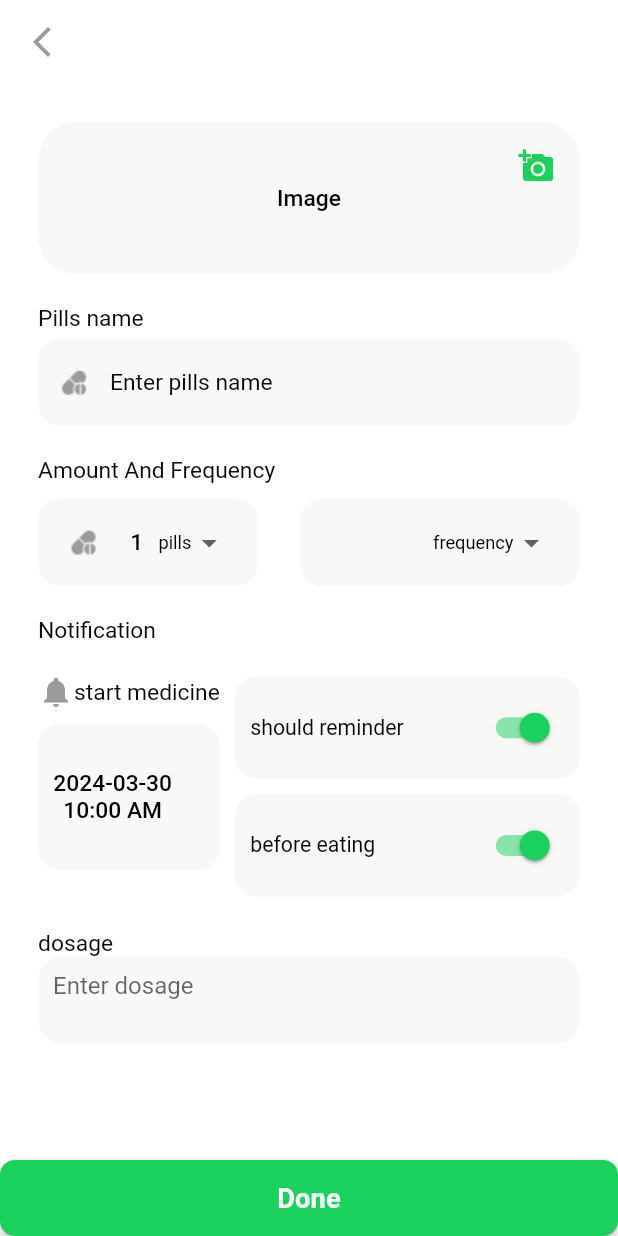
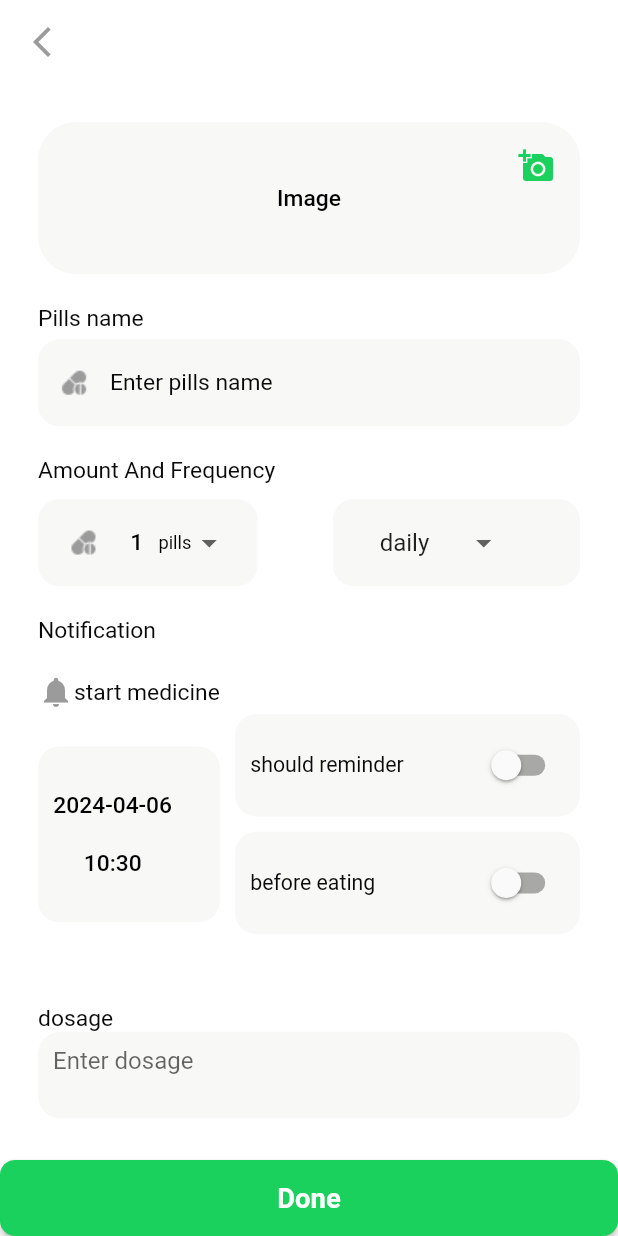
Before and after one commit to gen2-eslam/pill_reminder, a Flutter app: the AddMedecineScreen screen opened by its route, after a tap on "Done", on a phone screen of 412 x 824 dp. Run offline on Flutter 3.47's test engine with Material 3 defaults, Android fonts, the phone set to English and light mode, and no system bars; our stand-ins replace bloc, dartz, dio, flutter_bloc, flutter_screenutil, get_it and 4 more; missing offline and left inert: omni_datetime_picker; accounts and stored records are empty.

Commit message:
add logs

```diff
--- a/lib/controller/edit_medicien/medicien_cubit.dart
+++ b/lib/controller/edit_medicien/medicien_cubit.dart
@@ -1,10 +1,11 @@
 import 'dart:io';
 
+import 'package:flutter/material.dart';
 import 'package:flutter_bloc/flutter_bloc.dart';
 import 'package:image_picker/image_picker.dart';
+import 'package:intl/intl.dart';
 import 'package:pill_reminder/model/medicines/medicines_model.dart';
 import 'package:pill_reminder/model/medicines/repo/medicines_repo.dart';
-import 'package:pill_reminder/module/add_mdecine/add_medecine_screen.dart';
 
 part 'medicien_state.dart';
 
@@ -14,6 +15,12 @@ class EditMedicienCubit extends Cubit<EditMedicienState> {
   static EditMedicienCubit get(context) => BlocProvider.of(context);
 
   final ImagePicker picker = ImagePicker();
+  TextEditingController pillNameController = TextEditingController();
+  //dosage
+  TextEditingController dosageNameController = TextEditingController();
+
+  DateTime? date = DateTime.now();
+  Medicines medicines = Medicines(type: "fares");
 
   File? image;
   Future<void> getImage() async {
@@ -28,7 +35,13 @@ class EditMedicienCubit extends Cubit<EditMedicienState> {
     }
   }
 
-  Future<void> addMedecin({required Medicines medicines}) async {
+  void addController() {
+    medicines.name = pillNameController.text;
+    medicines.dosage = dosageNameController.text;
+    medicines.startTime = DateFormat('yyyy-MM-dd HH:mm').format(date!);
+  }
+
+  Future<void> addMedecin() async {
     emit(MedicienLoading());
     final response =
         await medicinesRepo.addMedicines(medicines: medicines, image: image!);
@@ -38,4 +51,11 @@ class EditMedicienCubit extends Cubit<EditMedicienState> {
       emit(MedicienAddSuccess(sucess.message));
     });
   }
+
+  @override
+  Future<void> close() {
+    pillNameController.dispose();
+    dosageNameController.dispose();
+    return super.close();
+  }
 }
--- a/lib/controller/medicines/medicines_state.dart
+++ b/lib/controller/medicines/medicines_state.dart
@@ -5,12 +5,12 @@ abstract class MedicinesState {}
 final class MedicinesInitial extends MedicinesState {}
 
 class MedicinesLoading extends MedicinesState {}
+
 class MedicinesError extends MedicinesState {
   final String errorMessage; // error message
 
   MedicinesError(this.errorMessage);
 }
-
 
 class MedicinesEditSuccess extends MedicinesState {
   String message;
@@ -36,3 +36,17 @@ class MedicinesTakeError extends MedicinesState {
 
   MedicinesTakeError(this.errorMessage);
 }
+
+//MedicinesGetLogsError
+
+class MedicinesGetLogsSuccess extends MedicinesState {
+  List<LogsData> data;
+
+  MedicinesGetLogsSuccess(this.data);
+}
+
+class MedicinesGetLogsError extends MedicinesState {
+  final String errorMessage;
+
+  MedicinesGetLogsError(this.errorMessage);
+}
--- a/lib/core/networking/pill_reminder_end_point.dart
+++ b/lib/core/networking/pill_reminder_end_point.dart
@@ -20,6 +20,7 @@ abstract class PillReminderEndPoint {
   static String markOneNotificationAsRead(String id) => 'notifications/$id';
   static const String deleteNotification = 'notifications';
   static String deleteOneNotificationAsRead(String id) => 'notifications/$id';
+  static String getMedicinesLogs(String id) => 'api/medicines/$id/logs';
   static const String getMedicines = 'api/medicines';
   static String getOneMedicine(String id) => 'api/medicines/$id';
   static const String storeMedicine = 'api/medicines';
--- a/lib/core/routes/app_router.dart
+++ b/lib/core/routes/app_router.dart
@@ -92,7 +92,8 @@ abstract class AppRouter {
         return MaterialPageRoute(
           builder: (_) => BlocProvider(
             create: (context) =>
-                EditMedicienCubit(medicinesRepo: MedicinesRepoImpl()),
+                EditMedicienCubit(medicinesRepo: MedicinesRepoImpl())
+                  ..addController(),
             child: const AddMedecineScreen(),
           ),
         );
@@ -102,7 +103,10 @@ abstract class AppRouter {
         );
       case Routes.historyScreen:
         return MaterialPageRoute(
-          builder: (_) => const HistoryScreen(),
+          builder: (_) => BlocProvider(
+            create: (context) => MedicinesCubit(),
+            child:  HistoryScreen(medicines: arguments as Medicines),
+          ),
         );
       case Routes.detailsHistoryScreen:
         return MaterialPageRoute(
--- a/lib/model/medicines/medicines_model.dart
+++ b/lib/model/medicines/medicines_model.dart
@@ -1,6 +1,7 @@
 import 'dart:io';
 
 import 'package:dio/dio.dart';
+import 'package:intl/intl.dart';
 
 class MedicinesModel {
   String message;
@@ -27,34 +28,34 @@ class MedicinesModel {
 }
 
 class Medicines {
-  int id;
-  String name;
-  String type;
-  int count;
-  int takenCount;
-  String frequency;
-  String dosage;
-  String nextTakeTime;
+  int? id;
+  String? name;
+  String? type;
+  int? count;
+  int? takenCount;
+  String? frequency;
+  String? dosage;
+  String? nextTakeTime;
   String? snoozeTill;
-  bool beforeEating;
-  bool shouldReminder;
-  String image;
-  String startTime;
+  bool? beforeEating;
+  bool? shouldReminder;
+  String? image;
+  String? startTime;
 
   Medicines({
-    required this.id,
-    required this.name,
-    required this.type,
-    required this.count,
-    required this.takenCount,
-    required this.frequency,
-    required this.dosage,
-    required this.nextTakeTime,
-    required this.snoozeTill,
-    required this.beforeEating,
-    required this.shouldReminder,
-    required this.image,
-    required this.startTime,
+    this.id,
+    this.name = "",
+    this.type = "drink",
+    this.count = 1,
+    this.takenCount,
+    this.frequency = "daily",
+    this.dosage = "",
+    this.nextTakeTime,
+    this.snoozeTill,
+    this.beforeEating = false,
+    this.shouldReminder = false,
+    this.image = "",
+    this.startTime = "",
   });
 
   factory Medicines.fromJson(Map<String, dynamic> json) {
@@ -87,9 +88,9 @@ class Medicines {
     return data;
   }
 
-   Future<FormData> addMed({required File image}) async {
+  Future<Map<String, dynamic>> addMed({required File image}) async {
     String fileName = image.path.split('/').last;
-    FormData formData = FormData.fromMap({
+    return {
       'name': name,
       'type': type,
       'count': count,
@@ -99,8 +100,6 @@ class Medicines {
       'should_reminder': shouldReminder,
       'start_time': startTime,
       "image": await MultipartFile.fromFile(image.path, filename: fileName),
-    });
-
-    return formData;
+    };
   }
 }
--- a/lib/module/add_mdecine/add_medecine_screen.dart
+++ b/lib/module/add_mdecine/add_medecine_screen.dart
@@ -2,12 +2,13 @@ import 'package:flutter/material.dart';
 import 'package:flutter_bloc/flutter_bloc.dart';
 import 'package:flutter_screenutil/flutter_screenutil.dart';
 import 'package:pill_reminder/controller/edit_medicien/medicien_cubit.dart';
+import 'package:pill_reminder/core/helper/enums.dart';
 import 'package:pill_reminder/core/helper/extensions.dart';
 import 'package:pill_reminder/core/theme/manager/colors_manager.dart';
 import 'package:pill_reminder/core/theme/manager/text_style_manager.dart';
 import 'package:pill_reminder/core/widgets/custom_elevated_button.dart';
+import 'package:pill_reminder/core/widgets/custom_snak_bar.dart';
 import 'package:pill_reminder/core/widgets/custom_text.dart';
-import 'package:pill_reminder/core/widgets/food_and_bill/food_and_bill_list.dart';
 import 'package:pill_reminder/core/widgets/pill_icon.dart';
 import 'package:pill_reminder/module/add_mdecine/widgets/add_image.dart';
 import 'package:pill_reminder/module/add_mdecine/widgets/amount_and_how_long.dart';
@@ -32,10 +33,22 @@ class AddMedecineScreen extends StatelessWidget {
           ),
         ),
       ),
-      body: Container(
+      body: BlocListener<EditMedicienCubit, EditMedicienState>(
+        listener: (context, state) {
+          if (state is MedicienAddSuccess) {
+            ScaffoldMessenger.of(context).showSnackBar(customSnackBar(
+                text: state.message, colorState: ColorState.sucess));
+            context.pop();
+          } else if (state is MedicienError) {
+            ScaffoldMessenger.of(context).showSnackBar(customSnackBar(
+                text: state.error, colorState: ColorState.failure));
+          }
+        },
+        child: Container(
           padding: EdgeInsets.all(25.r),
           width: context.deviceWidth,
           child: SingleChildScrollView(
+            physics: const BouncingScrollPhysics(),
             child: Column(
               crossAxisAlignment: CrossAxisAlignment.start,
               children: [
@@ -63,14 +76,19 @@ class AddMedecineScreen extends StatelessWidget {
                   ],
                 ),
                 SizedBox(height: 20.h),
-              const CustomTextFeild(
+                CustomTextFeild(
                   title: "Pills name",
                   enabled: true,
+                  controller: EditMedicienCubit.get(context).pillNameController,
                   hintText: "Enter pills name",
-                prefixIcon: PillIcon(),
+                  prefixIcon: const PillIcon(),
                 ),
-              const AmountAndHowLong(),
-              const NotificationSection(),
+                AmountAndHowLong(
+                  medicines: EditMedicienCubit.get(context).medicines,
+                ),
+                NotificationSection(
+                  medicines: EditMedicienCubit.get(context).medicines,
+                ),
                 SizedBox(height: 20.h),
                 CustomText(
                   text: "dosage",
@@ -82,10 +100,12 @@ class AddMedecineScreen extends StatelessWidget {
                   decoration: BoxDecoration(
                     borderRadius: BorderRadius.circular(15.r),
                   ),
-                child: const TextField(
+                  child: TextField(
                     maxLines: null,
+                    controller:
+                        EditMedicienCubit.get(context).dosageNameController,
                     minLines: 2,
-                  decoration: InputDecoration(
+                    decoration: const InputDecoration(
                       hintText: "Enter dosage",
                       fillColor: ColorsManager.lightGray,
                       filled: true,
@@ -99,14 +119,13 @@ class AddMedecineScreen extends StatelessWidget {
             ),
           ),
         ),
+      ),
       bottomNavigationBar: CustomElevatedButton(
         onPressed: () {
-          // context.pushNamed(Routes.homeScreen);
+          EditMedicienCubit.get(context).addMedecin();
         },
-
         child: CustomText(
           text: "Done",
-
           style: TextStyleManager.textStyle18w600,
           color: Colors.white,
         ),
--- a/lib/module/add_mdecine/widgets/amount_and_how_long.dart
+++ b/lib/module/add_mdecine/widgets/amount_and_how_long.dart
@@ -1,15 +1,24 @@
 import 'package:flutter/material.dart';
 import 'package:flutter_screenutil/flutter_screenutil.dart';
+import 'package:pill_reminder/core/helper/extensions.dart';
 import 'package:pill_reminder/core/theme/manager/colors_manager.dart';
 import 'package:pill_reminder/core/theme/manager/text_style_manager.dart';
 import 'package:pill_reminder/core/widgets/custom_text.dart';
 import 'package:pill_reminder/core/widgets/pill_icon.dart';
+import 'package:pill_reminder/model/medicines/medicines_model.dart';
 
-class AmountAndHowLong extends StatelessWidget {
+class AmountAndHowLong extends StatefulWidget {
+  final Medicines medicines;
   const AmountAndHowLong({
     super.key,
+    required this.medicines,
   });
 
+  @override
+  State<AmountAndHowLong> createState() => _AmountAndHowLongState();
+}
+
+class _AmountAndHowLongState extends State<AmountAndHowLong> {
   @override
   Widget build(BuildContext context) {
     return Column(
@@ -46,11 +55,14 @@ class AmountAndHowLong extends StatelessWidget {
                     hint: Padding(
                         padding: EdgeInsets.symmetric(horizontal: 10.r),
                         child: CustomText(
-                          text: "1",
+                          text: widget.medicines.count!.toString(),
                           style: TextStyleManager.textStyle15w500,
                         )),
                     underline: Container(),
-                    onChanged: (value) {},
+                    onChanged: (value) {
+                      widget.medicines.count = int.parse(value!);
+                      setState(() {});
+                    },
                     items: const [
                       DropdownMenuItem(
                         value: "1",
@@ -77,33 +89,29 @@ class AmountAndHowLong extends StatelessWidget {
                 ],
               ),
             ),
+            SizedBox(
+              width: 30.r,
+            ),
             Container(
               padding: EdgeInsets.symmetric(vertical: 5.r, horizontal: 20.r),
+              width: context.deviceWidth * 0.4,
               decoration: BoxDecoration(
                 color: ColorsManager.lightGray,
                 borderRadius: BorderRadius.circular(14.r),
               ),
               child: Row(
-                mainAxisSize: MainAxisSize.min,
                 children: [
                   // const Icon(Icons.calendar_today_rounded,
                   //     color: ColorsManager.gray),
                   SizedBox(width: 10.w),
                   DropdownButton(
-                    icon: Row(children: [
-                      CustomText(
-                          text: "frequency",
-                          style: TextStyleManager.textStyle12w400),
-                      const Icon(Icons.arrow_drop_down)
-                    ]),
-                    // hint: Padding(
-                    //     padding: EdgeInsets.symmetric(horizontal: 10.r),
-                    //     child: CustomText(
-                    //       text: "1",
-                    //       style: TextStyleManager.textStyle15w500,
-                    //     )),
+                    value: widget.medicines.frequency,
+                    icon: const Row(children: [Icon(Icons.arrow_drop_down)]),
                     underline: Container(),
-                    onChanged: (value) {},
+                    onChanged: (value) {
+                      widget.medicines.frequency = value!;
+                      setState(() {});
+                    },
                     items: const [
                       DropdownMenuItem(
                         value: "daily",
--- a/lib/module/add_mdecine/widgets/notification_section.dart
+++ b/lib/module/add_mdecine/widgets/notification_section.dart
@@ -1,15 +1,24 @@
 import 'package:flutter/material.dart';
 import 'package:flutter_screenutil/flutter_screenutil.dart';
 import 'package:omni_datetime_picker/omni_datetime_picker.dart';
+import 'package:pill_reminder/controller/edit_medicien/medicien_cubit.dart';
 import 'package:pill_reminder/core/theme/manager/colors_manager.dart';
 import 'package:pill_reminder/core/theme/manager/text_style_manager.dart';
 import 'package:pill_reminder/core/widgets/custom_text.dart';
+import 'package:pill_reminder/model/medicines/medicines_model.dart';
 
-class NotificationSection extends StatelessWidget {
+class NotificationSection extends StatefulWidget {
+  final Medicines medicines;
   const NotificationSection({
     super.key,
+    required this.medicines,
   });
 
+  @override
+  State<NotificationSection> createState() => _NotificationSectionState();
+}
+
+class _NotificationSectionState extends State<NotificationSection> {
   @override
   Widget build(BuildContext context) {
     return Column(
@@ -46,8 +55,12 @@ class NotificationSection extends StatelessWidget {
                   ),
                   InkWell(
                     onTap: () async {
-                      //todo add time and date
-                      await showOmniDateTimePicker(context: context);
+                      await showOmniDateTimePicker(context: context)
+                          .then((value) {
+                        EditMedicienCubit.get(context).date = value;
+                        EditMedicienCubit.get(context).addController();
+                        setState(() {});
+                      });
                     },
                     child: Container(
                       padding: EdgeInsets.symmetric(
@@ -63,13 +76,18 @@ class NotificationSection extends StatelessWidget {
                             children: [
                               FittedBox(
                                 child: CustomText(
-                                  text: "2024-03-30",
+                                  text:
+                                      widget.medicines.startTime!.split(" ")[0],
                                   style: TextStyleManager.textStyle15w500,
                                 ),
                               ),
+                              SizedBox(
+                                height: 20.r,
+                              ),
                               FittedBox(
                                 child: CustomText(
-                                  text: "10:00 AM",
+                                  text:
+                                      widget.medicines.startTime!.split(" ")[1],
                                   style: TextStyleManager.textStyle15w500,
                                 ),
                               ),
@@ -105,8 +123,11 @@ class NotificationSection extends StatelessWidget {
                                 color: ColorsManager.black),
                           ),
                           Switch(
-                            value: true,
-                            onChanged: (value) {},
+                            value: widget.medicines.shouldReminder!,
+                            onChanged: (value) {
+                              widget.medicines.shouldReminder = value;
+                              setState(() {});
+                            },
                             activeColor: ColorsManager.green,
                           ),
                         ],
@@ -130,8 +151,11 @@ class NotificationSection extends StatelessWidget {
                                 color: ColorsManager.black),
                           ),
                           Switch(
-                            value: true,
-                            onChanged: (value) {},
+                            value: widget.medicines.beforeEating!,
+                            onChanged: (value) {
+                              widget.medicines.beforeEating = value;
+                              setState(() {});
+                            },
                             activeColor: ColorsManager.green,
                           ),
                         ],
@@ -143,7 +167,6 @@ class NotificationSection extends StatelessWidget {
             ),
           ],
         ),
-
       ],
     );
   }
--- a/lib/module/edit_bill/edit_pill_screen.dart
+++ b/lib/module/edit_bill/edit_pill_screen.dart
@@ -7,6 +7,7 @@ import 'package:pill_reminder/core/widgets/custom_elevated_button.dart';
 import 'package:pill_reminder/core/widgets/custom_text.dart';
 import 'package:pill_reminder/core/widgets/food_and_bill/food_and_bill_list.dart';
 import 'package:pill_reminder/core/widgets/pill_icon.dart';
+import 'package:pill_reminder/model/medicines/medicines_model.dart';
 import 'package:pill_reminder/module/add_mdecine/widgets/add_image.dart';
 import 'package:pill_reminder/module/add_mdecine/widgets/amount_and_how_long.dart';
 import 'package:pill_reminder/module/add_mdecine/widgets/custom_text_field.dart';
@@ -51,7 +52,7 @@ class EditPillScreen extends StatelessWidget {
                 prefixIcon: PillIcon(),
               ),
               SizedBox(height: 20.h),
-              const AmountAndHowLong(),
+               AmountAndHowLong(medicines: Medicines()),
               SizedBox(height: 20.h),
               FoodAndPillsList(),
               SizedBox(height: 20.h),
--- a/lib/module/history/details_history_screen.dart
+++ b/lib/module/history/details_history_screen.dart
@@ -43,7 +43,7 @@ class DetailsHistoryScreen extends StatelessWidget {
             hintText: "Enter pills name",
             prefixIcon: PillIcon(),
           ),
-          const NotificationSection(),
+          // const NotificationSection(),
           CustomText(
             text: " History",
             style: TextStyleManager.textStyle15w500,
--- a/lib/module/home/home_screen.dart
+++ b/lib/module/home/home_screen.dart
@@ -116,14 +116,14 @@ class _HomeScreenState extends State<HomeScreen> {
                               leading: const PillIcon(),
                               title: CustomText(
                                 textAlign: TextAlign.start,
-                                text: state.medicinesModel.data[index].name,
+                                text: state.medicinesModel.data[index].name!,
                                 style: TextStyleManager.textStyle15w500,
                                 color: ColorsManager.black,
                               ),
                               subtitle: CustomText(
                                 textAlign: TextAlign.start,
                                 text:
-                                    state.medicinesModel.data[index].startTime,
+                                    state.medicinesModel.data[index].startTime!,
                                 style: TextStyleManager.textStyle13w500,
                                 color: ColorsManager.gray,
                               ),
--- a/pubspec.yaml
+++ b/pubspec.yaml
@@ -39,6 +39,7 @@ dependencies:
   flutter_svg: ^2.0.9
   get_it: ^7.6.4
   image_picker: ^1.0.7
+  intl: ^0.19.0
   lottie: ^3.1.0
   omni_datetime_picker: ^1.0.9
   pinput: ^4.0.0
```
Also changed, not shown: lib/controller/medicines/medicines_cubit.dart (+12 -1 lines), lib/model/logs/logs_model.dart (added, +30 -0 lines), lib/model/medicines/repo/medicines_repo.dart (+18 -1 lines), lib/module/history/history_screen.dart (+40 -17 lines), lib/module/medecine/medecine_screen.dart (+22 -16 lines), pubspec.lock, 1 other file. Lines whose indentation alone changed are shown as unchanged.
